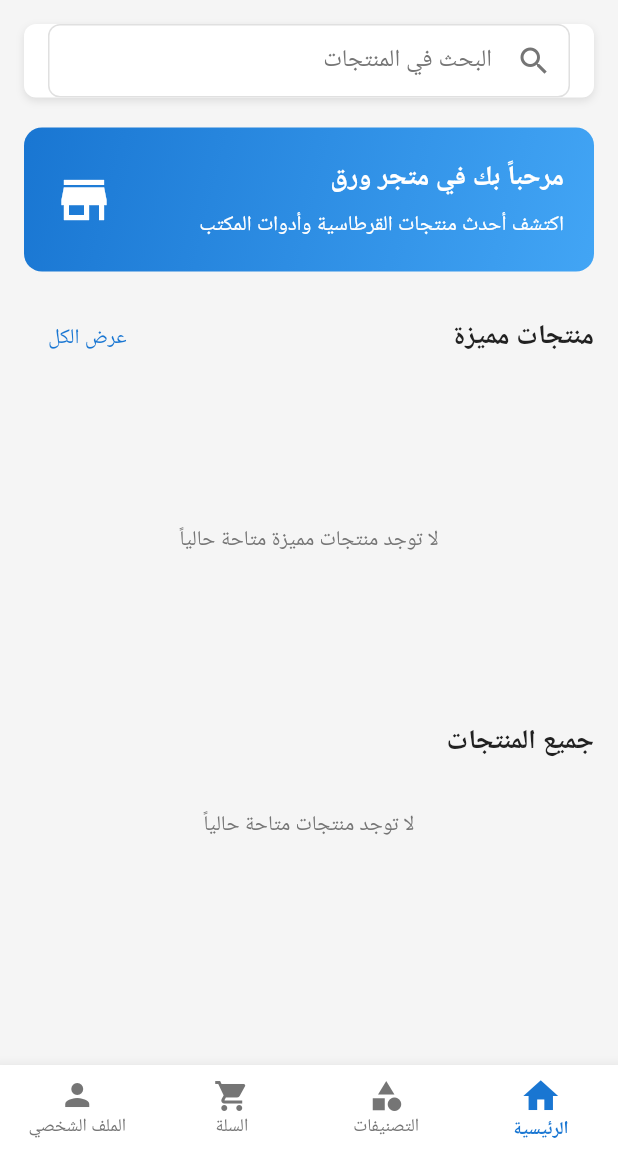
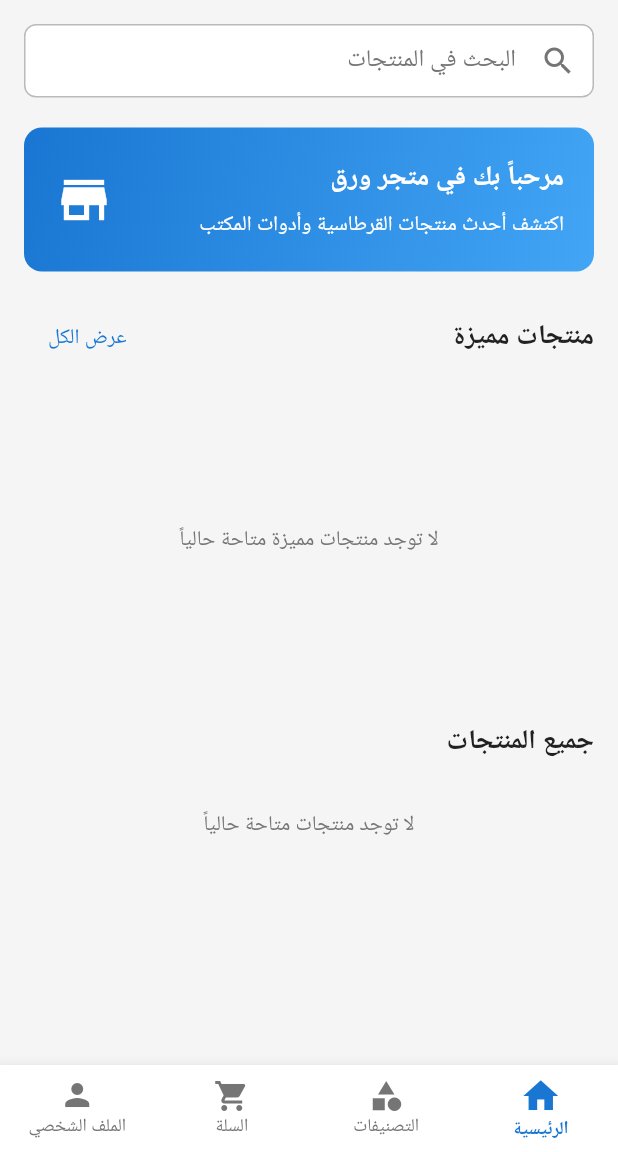
Before and after one commit to aalitariq44/paper-shop, a Flutter app: the screen it shows after launch, on a phone screen of 412 x 824 dp, the part 84-1236 px from its top. Run offline on Flutter 3.47's test engine with Material 3 defaults, Android fonts, the phone set to English and light mode, and no system bars; our stand-ins replace cloud_firestore, firebase_auth, firebase_core, google_sign_in, shared_preferences; accounts and stored records are empty.

Commit message:
حقل البحث شكل قبيح اجعله بشكل عادي جدا

```diff
--- a/lib/presentation/screens/home/home_screen.dart
+++ b/lib/presentation/screens/home/home_screen.dart
@@ -166,34 +166,35 @@ class _HomeScreenState extends State<HomeScreen> {
   }
 
   Widget _buildSearchBar() {
-    return Container(
-      padding: const EdgeInsets.symmetric(horizontal: 16),
-      decoration: BoxDecoration(
-        color: AppColors.surfaceColor,
-        borderRadius: BorderRadius.circular(8),
-        boxShadow: [
-          BoxShadow(
-            color: Colors.black.withValues(alpha: 0.1),
-            blurRadius: 4,
-            offset: const Offset(0, 2),
-          ),
-        ],
-      ),
-      child: TextField(
+    return TextField(
       controller: _searchController,
       textDirection: TextDirection.rtl,
-        decoration: const InputDecoration(
+      decoration: InputDecoration(
         hintText: AppStrings.searchProducts,
         prefixIcon: Icon(Icons.search, color: AppColors.textSecondary),
-          border: InputBorder.none,
-          contentPadding: EdgeInsets.symmetric(vertical: 12),
+        border: OutlineInputBorder(
+          borderRadius: BorderRadius.circular(8),
+          borderSide: BorderSide(
+            color: AppColors.textSecondary.withOpacity(0.5),
+          ),
+        ),
+        enabledBorder: OutlineInputBorder(
+          borderRadius: BorderRadius.circular(8),
+          borderSide: BorderSide(
+            color: AppColors.textSecondary.withOpacity(0.5),
+          ),
+        ),
+        focusedBorder: OutlineInputBorder(
+          borderRadius: BorderRadius.circular(8),
+          borderSide: BorderSide(color: AppColors.primaryColor),
+        ),
+        contentPadding: EdgeInsets.symmetric(horizontal: 16, vertical: 12),
       ),
       onSubmitted: (query) {
         if (query.trim().isNotEmpty) {
           _searchProducts(query.trim());
         }
       },
-      ),
     );
   }
 
```
Lines whose indentation alone changed are shown as unchanged.
